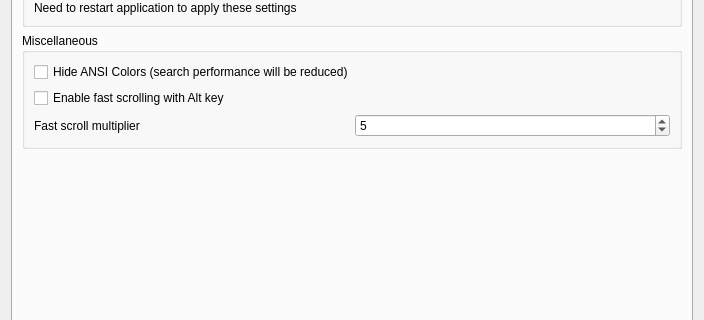
This is src/ui/include/optionsdialog.ui in 64x-lunicorn/LogSquirl as Qt 5 draws it before an edit; both pictures show x 0 to 704 and y 344 to 664 of the 704 by 817 pixel window. The edited form follows.
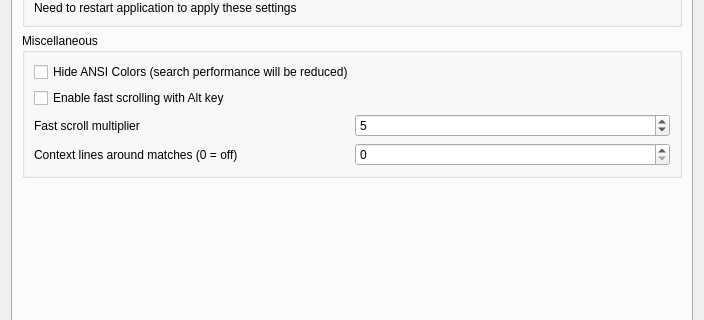
This is the edited form. The open tabs and pages were chosen to show the change.

```diff
--- a/src/ui/include/optionsdialog.ui
+++ b/src/ui/include/optionsdialog.ui
@@ -487,6 +487,30 @@
             </item>
            </layout>
           </item>
+          <item>
+           <layout class="QHBoxLayout" name="contextLinesLayout">
+            <item>
+             <widget class="QLabel" name="contextLinesLabel">
+              <property name="text">
+               <string>Context lines around matches (0 = off)</string>
+              </property>
+             </widget>
+            </item>
+            <item>
+             <widget class="QSpinBox" name="contextLinesSpinBox">
+              <property name="minimum">
+               <number>0</number>
+              </property>
+              <property name="maximum">
+               <number>50</number>
+              </property>
+              <property name="value">
+               <number>0</number>
+              </property>
+             </widget>
+            </item>
+           </layout>
+          </item>
          </layout>
         </widget>
        </item>
```
